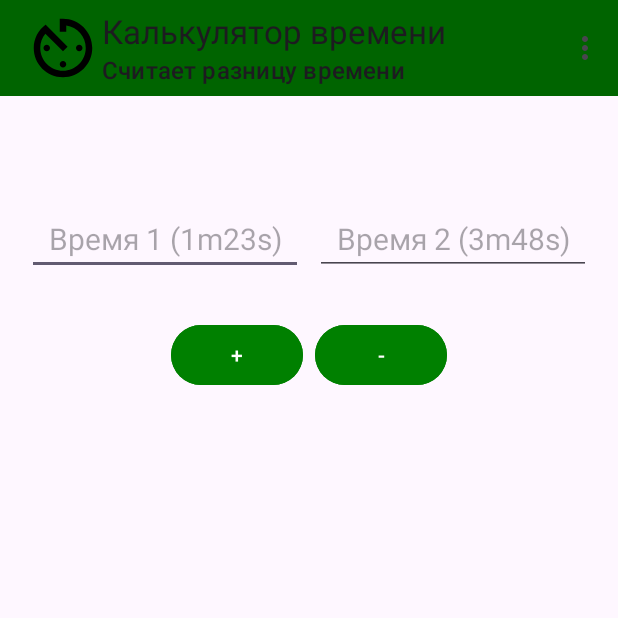
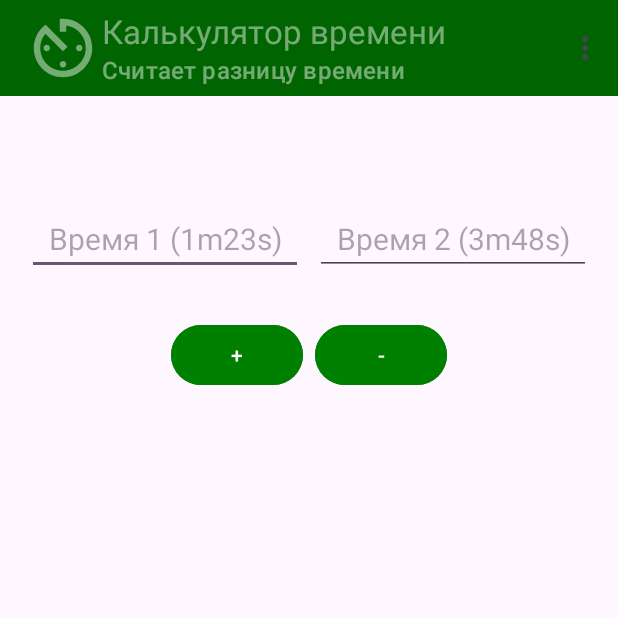
Before and after one commit to judgen2005/TimeCalculator, an Android app: the screen it shows after launch (MainActivity), on a phone screen of 412 x 824 dp, the top half of it. Run offline under Robolectric (Android 15) with nearby library versions, the phone set to English and light mode, and no system bars.

Commit message:
Домашнее задание по теме "Toolbar Menu Toast" - last

```diff
--- a/app/src/main/java/com/example/timecalculator/MainActivity.kt
+++ b/app/src/main/java/com/example/timecalculator/MainActivity.kt
@@ -28,7 +28,8 @@ class MainActivity : AppCompatActivity() {
         title = "Калькулятор времени"
         toolBar.subtitle = "Считает разницу времени"
         toolBar.setLogo(R.drawable.time_calculator)
-
+        toolBar.setTitleTextColor(resources.getColor(R.color.text_toolbar, theme))
+        toolBar.setSubtitleTextColor(resources.getColor(R.color.text_toolbar, theme))
         timeInput1 = findViewById(R.id.timeInput1)
         timeInput2 = findViewById(R.id.timeInput2)
         addButton = findViewById(R.id.addButton)
--- a/app/src/main/res/drawable/time_calculator.xml
+++ b/app/src/main/res/drawable/time_calculator.xml
@@ -1,7 +1,7 @@
 <vector xmlns:android="http://schemas.android.com/apk/res/android"
     android:width="52dp"
     android:height="52dp"
-    android:tint="#000000"
+    android:tint="@color/text_toolbar"
     android:viewportWidth="24"
     android:viewportHeight="24">
 
--- a/app/src/main/res/values/colors.xml
+++ b/app/src/main/res/values/colors.xml
@@ -4,4 +4,5 @@
     <color name="white">#FFFFFFFF</color>
     <color name="green">#006400</color>
     <color name="button_green">#008000</color>
+    <color name="text_toolbar">#75FFFFFF</color>
 </resources>
```
